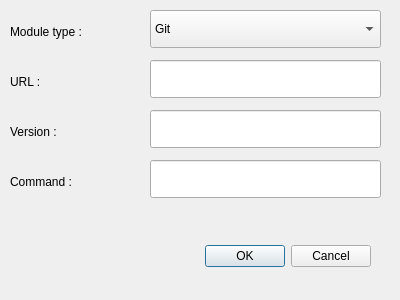
Before: the Qt Designer form dialogconfigmodule.ui in zwpwjwtz/FlatpakBuilder-qt, drawn with Qt 5.
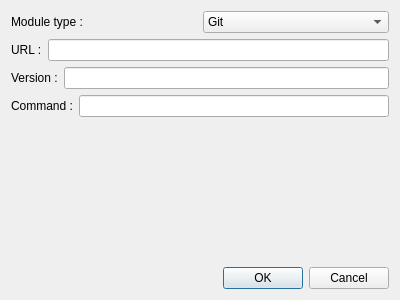
After: the same form once the commit is applied.

Commit message: Reorganizing widgets using QLayout.

What changed in the file:
```diff
--- a/dialogconfigmodule.ui
+++ b/dialogconfigmodule.ui
@@ -13,44 +13,18 @@
   <property name="windowTitle">
    <string>Dialog</string>
   </property>
-  <widget class="QDialogButtonBox" name="buttonBox">
-   <property name="geometry">
-    <rect>
-     <x>30</x>
-     <y>240</y>
-     <width>341</width>
-     <height>32</height>
-    </rect>
-   </property>
-   <property name="orientation">
-    <enum>Qt::Horizontal</enum>
-   </property>
-   <property name="standardButtons">
-    <set>QDialogButtonBox::Cancel|QDialogButtonBox::Ok</set>
-   </property>
-  </widget>
+  <layout class="QVBoxLayout" name="verticalLayout">
+   <item>
+    <layout class="QHBoxLayout" name="horizontalLayout">
+     <item>
   <widget class="QLabel" name="label">
-   <property name="geometry">
-    <rect>
-     <x>10</x>
-     <y>20</y>
-     <width>141</width>
-     <height>24</height>
-    </rect>
-   </property>
    <property name="text">
     <string>Module type :</string>
    </property>
   </widget>
+     </item>
+     <item>
   <widget class="QComboBox" name="comboBox">
-   <property name="geometry">
-    <rect>
-     <x>150</x>
-     <y>10</y>
-     <width>231</width>
-     <height>38</height>
-    </rect>
-   </property>
    <item>
     <property name="text">
      <string>Git</string>
@@ -87,75 +61,75 @@
     </property>
    </item>
   </widget>
+     </item>
+    </layout>
+   </item>
+   <item>
+    <layout class="QHBoxLayout" name="horizontalLayout_2">
+     <item>
   <widget class="QLabel" name="label_2">
-   <property name="geometry">
-    <rect>
-     <x>10</x>
-     <y>70</y>
-     <width>141</width>
-     <height>24</height>
-    </rect>
-   </property>
    <property name="text">
     <string>URL :</string>
    </property>
   </widget>
-  <widget class="QLineEdit" name="textURL">
-   <property name="geometry">
-    <rect>
-     <x>150</x>
-     <y>60</y>
-     <width>231</width>
-     <height>38</height>
-    </rect>
-   </property>
-  </widget>
+     </item>
+     <item>
+      <widget class="QLineEdit" name="textURL"/>
+     </item>
+    </layout>
+   </item>
+   <item>
+    <layout class="QHBoxLayout" name="horizontalLayout_3">
+     <item>
   <widget class="QLabel" name="label_3">
-   <property name="geometry">
-    <rect>
-     <x>10</x>
-     <y>120</y>
-     <width>141</width>
-     <height>24</height>
-    </rect>
-   </property>
    <property name="text">
     <string>Version :</string>
    </property>
   </widget>
-  <widget class="QLineEdit" name="textVersion">
-   <property name="geometry">
-    <rect>
-     <x>150</x>
-     <y>110</y>
-     <width>231</width>
-     <height>38</height>
-    </rect>
-   </property>
-  </widget>
+     </item>
+     <item>
+      <widget class="QLineEdit" name="textVersion"/>
+     </item>
+    </layout>
+   </item>
+   <item>
+    <layout class="QHBoxLayout" name="horizontalLayout_4">
+     <item>
   <widget class="QLabel" name="label_4">
-   <property name="geometry">
-    <rect>
-     <x>10</x>
-     <y>170</y>
-     <width>141</width>
-     <height>24</height>
-    </rect>
-   </property>
    <property name="text">
     <string>Command :</string>
    </property>
   </widget>
-  <widget class="QLineEdit" name="textCommand">
-   <property name="geometry">
-    <rect>
-     <x>150</x>
-     <y>160</y>
-     <width>231</width>
-     <height>38</height>
-    </rect>
-   </property>
-  </widget>
+     </item>
+     <item>
+      <widget class="QLineEdit" name="textCommand"/>
+     </item>
+    </layout>
+   </item>
+   <item>
+    <spacer name="verticalSpacer">
+     <property name="orientation">
+      <enum>Qt::Vertical</enum>
+     </property>
+     <property name="sizeHint" stdset="0">
+      <size>
+       <width>20</width>
+       <height>40</height>
+      </size>
+     </property>
+    </spacer>
+   </item>
+   <item>
+    <widget class="QDialogButtonBox" name="buttonBox">
+     <property name="orientation">
+      <enum>Qt::Horizontal</enum>
+     </property>
+     <property name="standardButtons">
+      <set>QDialogButtonBox::Cancel|QDialogButtonBox::Ok</set>
+     </property>
+    </widget>
+   </item>
+  </layout>
  </widget>
  <resources/>
  <connections>
```
Lines whose indentation alone changed are shown as unchanged. The commit also changes 1 other file.
